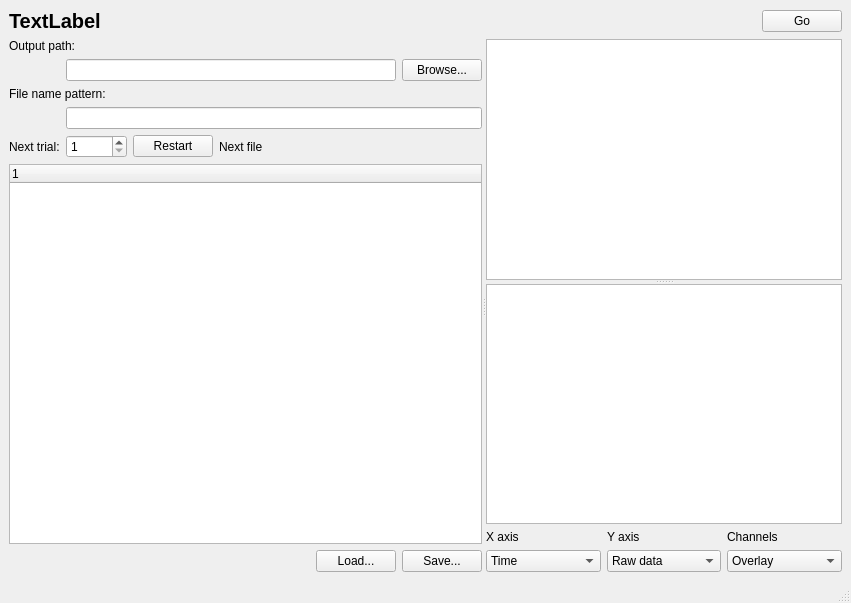
Old version of the form bender.ui in the repository tytell/Bender2.
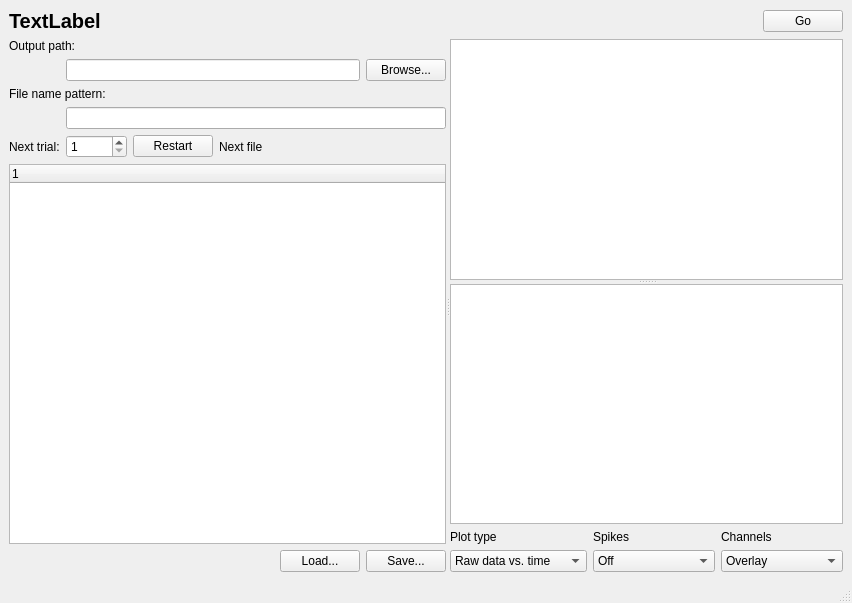
New version of the form. Custom widgets are drawn as their Qt base class.

Commit message: Seems to plot spikes more or less correctly

```diff
--- a/bender.ui
+++ b/bender.ui
@@ -6,7 +6,7 @@
    <rect>
     <x>0</x>
     <y>0</y>
-    <width>851</width>
+    <width>852</width>
     <height>603</height>
    </rect>
   </property>
@@ -192,25 +192,6 @@
         </item>
         <item>
          <layout class="QGridLayout" name="gridLayout_2">
-          <item row="1" column="2">
-           <widget class="QComboBox" name="yAxisCombo">
-            <item>
-             <property name="text">
-              <string>Raw data</string>
-             </property>
-            </item>
-            <item>
-             <property name="text">
-              <string>Raster plot</string>
-             </property>
-            </item>
-            <item>
-             <property name="text">
-              <string>Phase</string>
-             </property>
-            </item>
-           </widget>
-          </item>
           <item row="1" column="3">
            <widget class="QComboBox" name="channelOverlayCombo">
             <item>
@@ -226,20 +207,20 @@
            </widget>
           </item>
           <item row="1" column="1">
-           <widget class="QComboBox" name="xAxisCombo">
+           <widget class="QComboBox" name="plotTypeCombo">
             <item>
              <property name="text">
-              <string>Time</string>
+              <string>Raw data vs. time</string>
              </property>
             </item>
             <item>
              <property name="text">
-              <string>Phase</string>
+              <string>Raw data vs. phase</string>
              </property>
             </item>
             <item>
              <property name="text">
-              <string>Cycles</string>
+              <string>Phase raster</string>
              </property>
             </item>
            </widget>
@@ -247,14 +228,7 @@
           <item row="0" column="1">
            <widget class="QLabel" name="label_4">
             <property name="text">
-             <string>X axis</string>
-            </property>
-           </widget>
-          </item>
-          <item row="0" column="2">
-           <widget class="QLabel" name="label_5">
-            <property name="text">
-             <string>Y axis</string>
+             <string>Plot type</string>
             </property>
            </widget>
           </item>
@@ -265,6 +239,32 @@
             </property>
            </widget>
           </item>
+          <item row="0" column="2">
+           <widget class="QLabel" name="label_7">
+            <property name="text">
+             <string>Spikes</string>
+            </property>
+           </widget>
+          </item>
+          <item row="1" column="2">
+           <widget class="QComboBox" name="spikeTypeCombo">
+            <item>
+             <property name="text">
+              <string>Off</string>
+             </property>
+            </item>
+            <item>
+             <property name="text">
+              <string>Amplitude</string>
+             </property>
+            </item>
+            <item>
+             <property name="text">
+              <string>Raster</string>
+             </property>
+            </item>
+           </widget>
+          </item>
          </layout>
         </item>
        </layout>
```
The commit also changes 8 other files.
